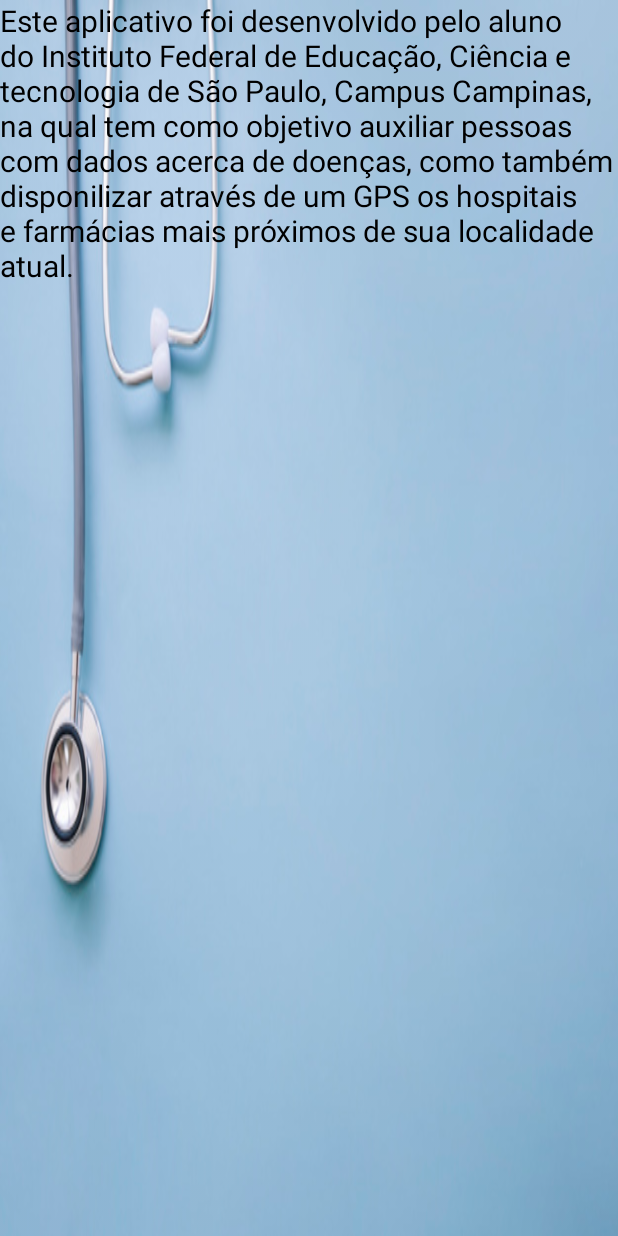
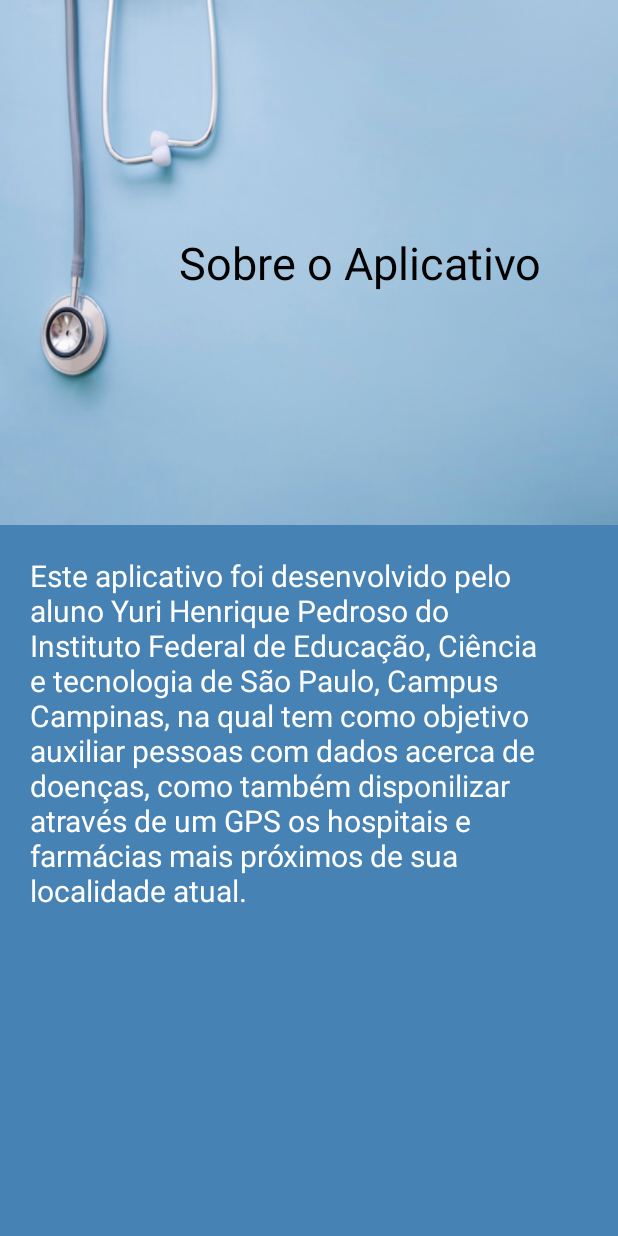
Before and after one commit to yurihp01/VidaSaudavel, an Android app: the layout activity_about.xml on its own in the app's theme, with its tools: preview values and no code run, on a phone screen of 412 x 824 dp. Run offline under Robolectric (Android 15) with nearby library versions, the phone set to English and light mode, and no system bars.

Commit message:
completa a tela sobre o app

```diff
--- a/app/src/main/res/layout/activity_about.xml
+++ b/app/src/main/res/layout/activity_about.xml
@@ -1,25 +1,53 @@
 <?xml version="1.0" encoding="utf-8"?>
-<android.support.constraint.ConstraintLayout xmlns:android="http://schemas.android.com/apk/res/android"
+
+<ScrollView xmlns:android="http://schemas.android.com/apk/res/android"
     xmlns:tools="http://schemas.android.com/tools"
     android:layout_width="match_parent"
     android:layout_height="match_parent"
-    android:background="#000000"
+    android:background="#4682B4"
     xmlns:app="http://schemas.android.com/apk/res-auto"
     tools:context="com.example.yurip.livehealth.view.AboutActivity">
 
+
+<android.support.constraint.ConstraintLayout
+    android:layout_width="match_parent"
+    android:layout_height="wrap_content">
+
     <ImageView
+        android:id="@+id/imageView"
         android:layout_width="match_parent"
-        android:layout_height="match_parent"
+        android:layout_height="350dp"
+        android:importantForAccessibility="no"
         android:scaleType="fitXY"
-        android:src="@drawable/doctor"/>
+        android:src="@drawable/doctor" />
+
+    <TextView
+        android:id="@+id/about_app_title"
+        android:layout_width="wrap_content"
+        android:layout_height="wrap_content"
+        android:text="@string/about_app"
+        android:contentDescription="@string/about_app"
+        android:textColor="#000"
+        android:textSize="30sp"
+        app:layout_constraintHorizontal_bias="0.7"
+        app:layout_constraintStart_toStartOf="parent"
+        app:layout_constraintEnd_toEndOf="parent"
+        app:layout_constraintTop_toTopOf="parent"
+        app:layout_constraintBottom_toTopOf="@id/about_app_text"/>
 
     <TextView
         android:id="@+id/about_app_text"
         android:layout_width="wrap_content"
         android:layout_height="wrap_content"
+        android:padding="20dp"
         android:text="@string/app_description"
-        android:textColor="#000"
+        android:contentDescription="@string/app_description"
+        android:textColor="#FFF"
         android:textSize="20sp"
-        tools:layout_editor_absoluteX="0dp"
-        tools:layout_editor_absoluteY="232dp" />
+        app:layout_constraintBottom_toBottomOf="parent"
+        app:layout_constraintEnd_toEndOf="parent"
+        app:layout_constraintStart_toStartOf="parent"
+        app:layout_constraintTop_toBottomOf="@+id/imageView"/>
 </android.support.constraint.ConstraintLayout>
+
+</ScrollView>
--- a/app/src/main/res/values/strings.xml
+++ b/app/src/main/res/values/strings.xml
@@ -1,4 +1,9 @@
 <resources>
     <string name="app_name">LiveHealth</string>
-    <string name="app_description">Este aplicativo foi desenvolvido pelo aluno do Instituto Federal de Educação, Ciência e tecnologia de São Paulo, Campus Campinas, na qual tem como objetivo auxiliar pessoas com dados acerca de doenças, como também disponilizar através de um GPS os hospitais e farmácias mais próximos de sua localidade atual.</string>
+    <string name="app_description">Este aplicativo foi desenvolvido pelo aluno Yuri Henrique
+        Pedroso do Instituto Federal de Educação, Ciência e tecnologia de São Paulo,
+        Campus Campinas, na qual tem como objetivo auxiliar pessoas com dados acerca
+        de doenças, como também disponilizar através de um GPS os hospitais e
+        farmácias mais próximos de sua localidade atual.</string>
+    <string name="about_app">Sobre o Aplicativo</string>
 </resources>
```
